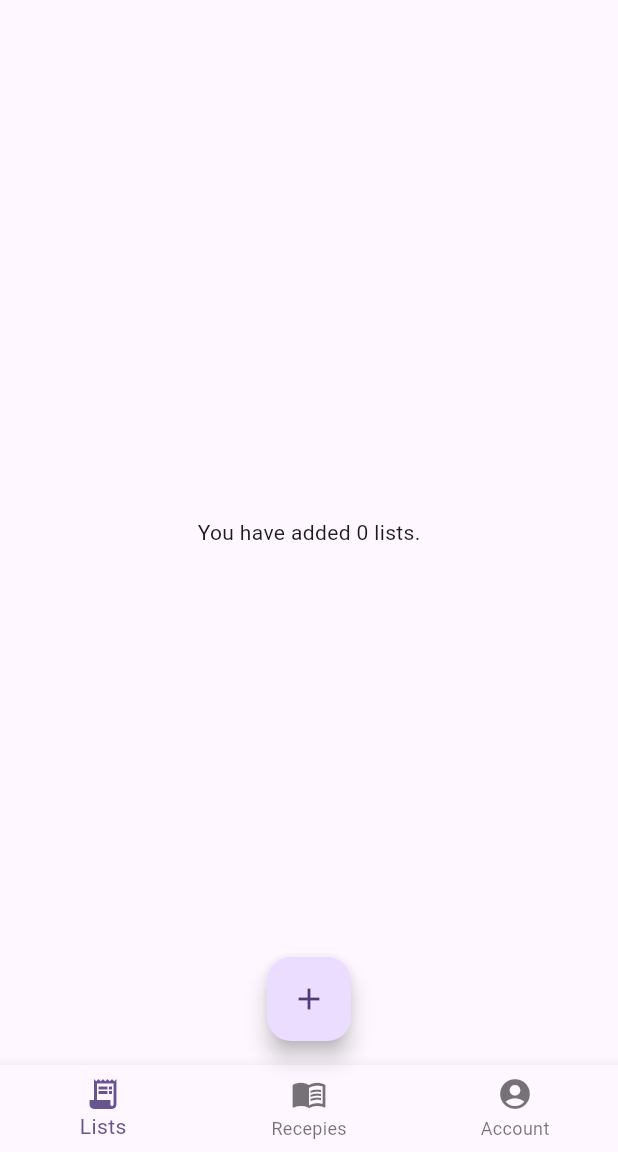
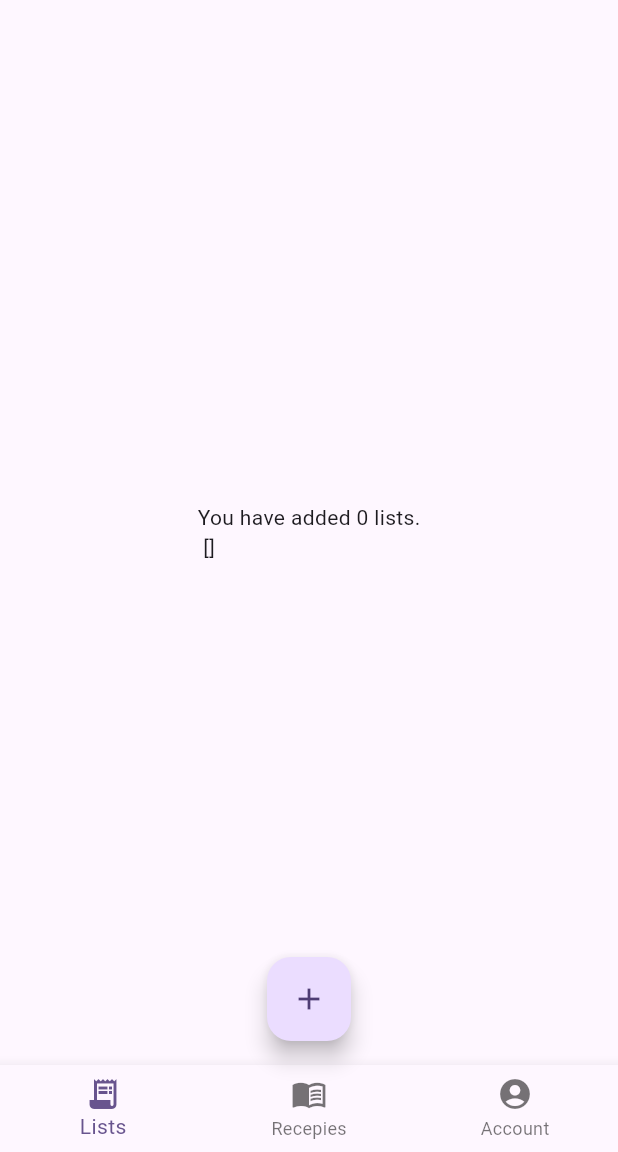
Before and after one commit to BOGGEBOO/Recipie-list-app, a Flutter app: the screen it shows after launch, on a phone screen of 412 x 824 dp, the part 84-1236 px from its top. Run offline on Flutter 3.47's test engine with Material 3 defaults, Android fonts, the phone set to English and light mode, and no system bars.

Commit message:
lite classy

```diff
--- a/app/lib/main.dart
+++ b/app/lib/main.dart
@@ -33,7 +33,8 @@ class MyHomePage extends StatefulWidget {
 class _MyHomePageState extends State<MyHomePage> {
   //int _counter = 0;
   int _count = 0;
-  List<String> items = [];
+  // List<String> items = [];
+  List<int> list = <int>[];
 
   // void _incrementCounter() {
   //   setState(() {
@@ -49,11 +50,12 @@ class _MyHomePageState extends State<MyHomePage> {
         title: Text(widget.title),
       ),
       body: Center(
-        child: Text('You have added $_count lists.'),
+        child: Text('You have added $_count lists.\n $list'),
       ),
       floatingActionButton: FloatingActionButton(
         onPressed: () => setState(() {
           _count++;
+          list.add(_count);
         }),
         child: const Icon(Icons.add),
       ),
```
Also changed, not shown: app/lib/shopping_list.dart (added, +19 -0 lines).
